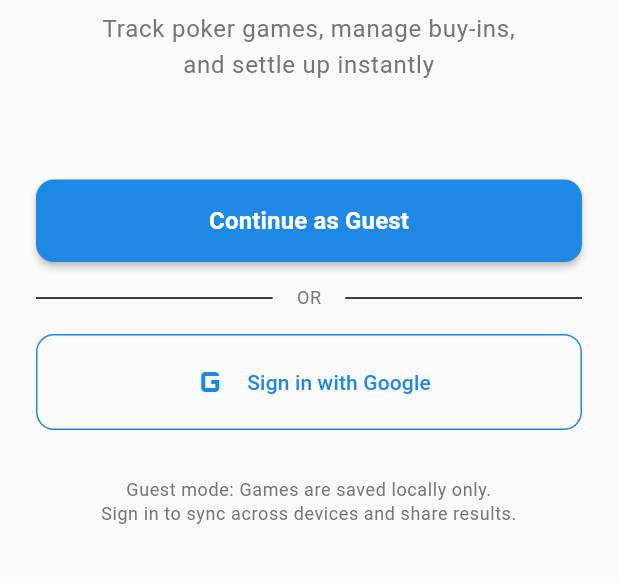
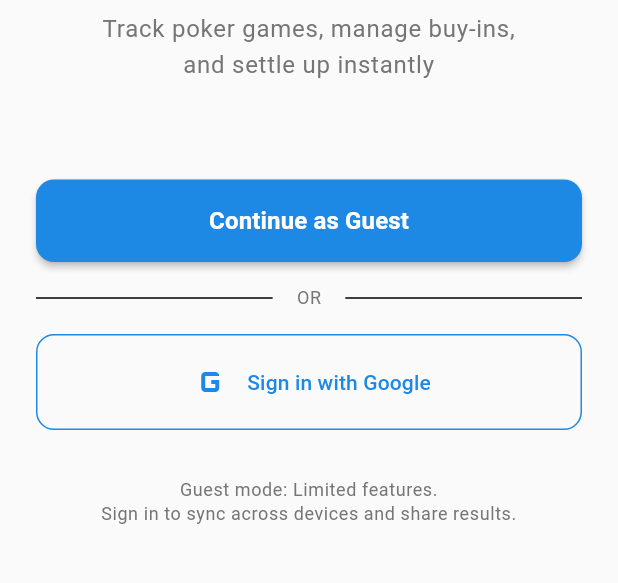
Before and after one commit to project44231/SplitExpenses, a Flutter app: the screen it shows after launch, on a phone screen of 412 x 824 dp, the part 464-1047 px from its top. Run offline on Flutter 3.47's test engine with Material 3 defaults, Android fonts, the phone set to English and light mode, and no system bars; our stand-ins replace cloud_firestore, device_info_plus, firebase_auth, firebase_core, firebase_storage, flutter_riverpod and 7 more; accounts and stored records are empty; statements that could not run were skipped.

Commit message:
Update guest mode description for clarity in auth screen

```diff
--- a/lib/features/auth/screens/auth_screen.dart
+++ b/lib/features/auth/screens/auth_screen.dart
@@ -175,7 +175,7 @@ class _AuthScreenState extends ConsumerState<AuthScreen> {
 
               // Info text
               Text(
-                'Guest mode: Games are saved locally only.\nSign in to sync across devices and share results.',
+                'Guest mode: Limited features.\nSign in to sync across devices and share results.',
                 textAlign: TextAlign.center,
                 style: Theme.of(context).textTheme.bodySmall?.copyWith(
                       color: AppTheme.lightTextSecondary,
```
